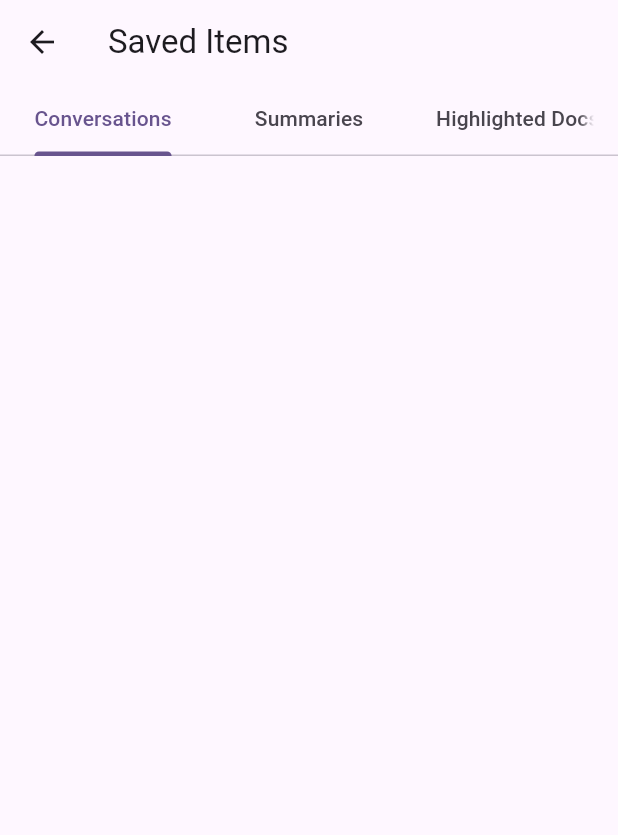
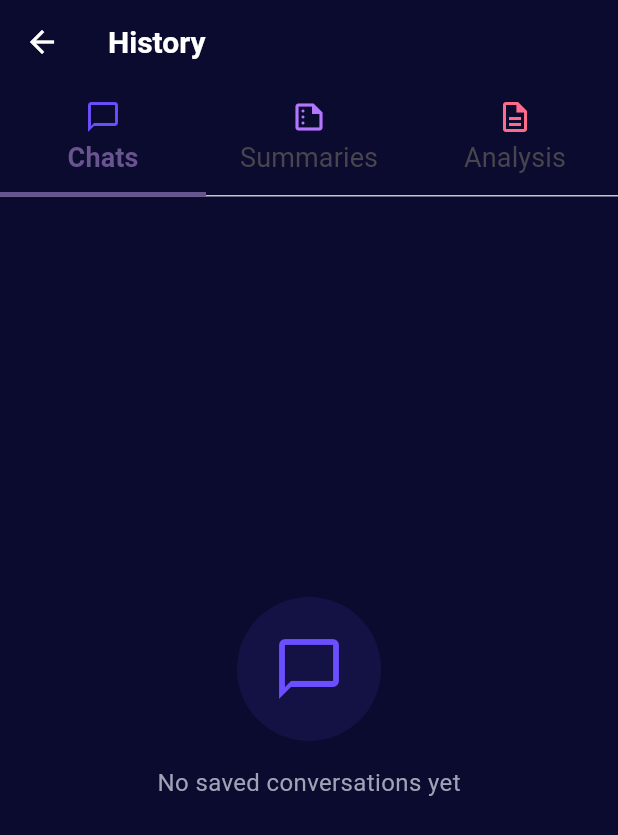
Before and after one commit to anurag-393/lawmate_app, a Flutter app: the SavedItemsScreen screen opened directly, on a phone screen of 412 x 824 dp. Shown: the top 835 px of the screen. Run offline on Flutter 3.47's test engine with Material 3 defaults, Android fonts, the phone set to English and light mode, and no system bars; our stand-ins replace file_picker, flutter_tts, hive, hive_flutter, image_picker, permission_handler and 3 more; missing offline and left inert: flutter_pdfview; accounts and stored records are empty.

Commit message:
updated the saved_item UI

```diff
--- a/lib/screens/home_screen.dart
+++ b/lib/screens/home_screen.dart
@@ -1,6 +1,5 @@
 import 'package:flutter/material.dart';
 import 'package:lawmate_ai_app/core/constants/app_colors.dart';
-import 'package:lawmate_ai_app/core/model/conversation.dart';
 import 'package:lawmate_ai_app/screens/chat/chat_screen.dart';
 import 'package:lawmate_ai_app/screens/highlisht/document_highlight_screeen.dart';
 import 'package:lawmate_ai_app/screens/saved_item_screen.dart';
--- a/lib/screens/saved_item_screen.dart
+++ b/lib/screens/saved_item_screen.dart
@@ -1,18 +1,27 @@
 import 'dart:io';
 
 import 'package:flutter/material.dart';
-import 'package:image_picker/image_picker.dart';
 import 'package:intl/intl.dart';
 import 'package:lawmate_ai_app/core/constants/app_colors.dart';
 import 'package:lawmate_ai_app/core/services/storage_service.dart';
 import 'package:lawmate_ai_app/screens/chat/chat_screen.dart';
 import 'package:lawmate_ai_app/screens/summary/document_summary_history_detail_screen.dart';
-import 'package:lawmate_ai_app/screens/summary/summary_screen.dart';
 import 'package:path_provider/path_provider.dart';
 import 'package:share_plus/share_plus.dart';
 
 class SavedItemsScreen extends StatelessWidget {
   final StorageService _storageService = StorageService();
+
+  // Define category colors
+  static const Color conversationColor = Color(
+    0xFF6B4EFF,
+  ); // Purple for conversations
+  static const Color summaryColor = Color(
+    0xFFB476FF,
+  ); // Lavender for summaries
+  static const Color highlightedDocsColor = Color(
+    0xFFFF6B8A,
+  ); // Pink for highlighted docs
 
   Future<void> _downloadDocument(
     File document,
@@ -48,14 +57,16 @@ class SavedItemsScreen extends StatelessWidget {
           ),
           backgroundColor: Colors.green,
           duration: Duration(seconds: 3),
+          behavior: SnackBarBehavior.floating,
+          shape: RoundedRectangleBorder(
+            borderRadius: BorderRadius.circular(10),
+          ),
           action: SnackBarAction(
             label: 'Share',
             textColor: Colors.white,
             onPressed:
                 () => Share.shareXFiles([
-                  XFile(
-                    filePath,
-                  ), // Convert the string path to an XFile
+                  XFile(filePath),
                 ], text: 'Sharing $fileName'),
           ),
         ),
@@ -65,6 +76,10 @@ class SavedItemsScreen extends StatelessWidget {
         SnackBar(
           content: Text('Error saving document: $e'),
           backgroundColor: AppColors.errorColor,
+          behavior: SnackBarBehavior.floating,
+          shape: RoundedRectangleBorder(
+            borderRadius: BorderRadius.circular(10),
+          ),
         ),
       );
     }
@@ -75,13 +90,54 @@ class SavedItemsScreen extends StatelessWidget {
     return DefaultTabController(
       length: 3,
       child: Scaffold(
+        backgroundColor: AppColors.backgroundColor,
         appBar: AppBar(
-          title: Text('Saved Items'),
+          iconTheme: IconThemeData(
+            color: AppColors.textColor,
+          ),
+          elevation: 0,
+          backgroundColor: AppColors.backgroundColor,
+          title: Text(
+            'History',
+            style: TextStyle(
+              fontWeight: FontWeight.bold,
+              fontSize: 20,
+              color: AppColors.textColor,
+            ),
+          ),
           bottom: TabBar(
+            indicatorSize: TabBarIndicatorSize.tab,
+            indicatorWeight: 3,
+            labelStyle: TextStyle(
+              fontWeight: FontWeight.bold,
+              fontSize: 18,
+            ),
+            unselectedLabelStyle: TextStyle(
+              fontWeight: FontWeight.normal,
+              fontSize: 18,
+            ),
             tabs: [
-              Tab(text: 'Conversations'),
-              Tab(text: 'Summaries'),
-              Tab(text: 'Highlighted Docs'),
+              Tab(
+                icon: Icon(
+                  Icons.chat_bubble_outline,
+                  color: conversationColor,
+                ),
+                text: 'Chats',
+              ),
+              Tab(
+                icon: Icon(
+                  Icons.summarize_outlined,
+                  color: summaryColor,
+                ),
+                text: 'Summaries',
+              ),
+              Tab(
+                icon: Icon(
+                  Icons.description_outlined,
+                  color: highlightedDocsColor,
+                ),
+                text: 'Analysis',
+              ),
             ],
           ),
         ),
@@ -100,17 +156,27 @@ class SavedItemsScreen extends StatelessWidget {
     final conversations =
         _storageService.getAllConversations();
 
+    if (conversations.isEmpty) {
+      return _buildEmptyState(
+        icon: Icons.chat_bubble_outline,
+        message: "No saved conversations yet",
+        color: conversationColor,
+      );
+    }
+
     return ListView.builder(
+      padding: EdgeInsets.all(16),
       itemCount: conversations.length,
       itemBuilder: (context, index) {
         final conversation = conversations[index];
-        return ListTile(
-          title: Text(conversation.documentName),
-          subtitle: Text(
+        return _buildCard(
+          context,
+          title: conversation.documentName,
+          subtitle:
               'Messages: ${conversation.messages.length} • ${_formatDate(conversation.timestamp)}',
-          ),
+          icon: Icons.chat_bubble_outline,
+          color: conversationColor,
           onTap: () {
-            // Navigate to view conversation
             Navigator.push(
               context,
               MaterialPageRoute(
@@ -130,13 +196,25 @@ class SavedItemsScreen extends StatelessWidget {
     final summaries =
         _storageService.getAllDocumentSummaries();
 
+    if (summaries.isEmpty) {
+      return _buildEmptyState(
+        icon: Icons.summarize_outlined,
+        message: "No saved summaries yet",
+        color: summaryColor,
+      );
+    }
+
     return ListView.builder(
+      padding: EdgeInsets.all(16),
       itemCount: summaries.length,
       itemBuilder: (context, index) {
         final summary = summaries[index];
-        return ListTile(
-          title: Text(summary.documentName),
-          subtitle: Text(_formatDate(summary.timestamp)),
+        return _buildCard(
+          context,
+          title: summary.documentName,
+          subtitle: _formatDate(summary.timestamp),
+          icon: Icons.summarize_outlined,
+          color: summaryColor,
           onTap: () {
             Navigator.push(
               context,
@@ -157,15 +235,47 @@ class SavedItemsScreen extends StatelessWidget {
     final documents =
         _storageService.getAllHighlightedDocuments();
 
+    if (documents.isEmpty) {
+      return _buildEmptyState(
+        icon: Icons.description_outlined,
+        message: "No highlighted documents yet",
+        color: highlightedDocsColor,
+      );
+    }
+
     return ListView.builder(
+      padding: EdgeInsets.all(16),
       itemCount: documents.length,
       itemBuilder: (context, index) {
         final document = documents[index];
-        return ListTile(
-          title: Text(document.documentName),
-          subtitle: Text(_formatDate(document.timestamp)),
-          trailing: IconButton(
-            icon: Icon(Icons.download),
+        return _buildCard(
+          context,
+          title: document.documentName,
+          subtitle: _formatDate(document.timestamp),
+          icon: Icons.description_outlined,
+          color: highlightedDocsColor,
+          onTap: () {
+            // Open the document
+          },
+          trailing: Row(
+            mainAxisSize: MainAxisSize.min,
+            children: [
+              IconButton(
+                icon: Icon(
+                  Icons.remove_red_eye_outlined,
+                  color: Colors.white70,
+                ),
+                tooltip: "View document",
+                onPressed: () {
+                  // View document implementation
+                },
+              ),
+              IconButton(
+                icon: Icon(
+                  Icons.download_outlined,
+                  color: Colors.white70,
+                ),
+                tooltip: "Download document",
                 onPressed: () {
                   // Create a File object from the stored path
                   final File documentFile = File(
@@ -174,11 +284,110 @@ class SavedItemsScreen extends StatelessWidget {
                   _downloadDocument(documentFile, context);
                 },
               ),
-          onTap: () {
-            // Open the document
+            ],
+          ),
+        );
       },
     );
-      },
+  }
+
+  Widget _buildCard(
+    BuildContext context, {
+    required String title,
+    required String subtitle,
+    required IconData icon,
+    required Color color,
+    required VoidCallback onTap,
+    Widget? trailing,
+  }) {
+    return Card(
+      color: AppColors.surfaceColor,
+      elevation: 0,
+      margin: EdgeInsets.only(bottom: 12),
+      shape: RoundedRectangleBorder(
+        borderRadius: BorderRadius.circular(16),
+        side: BorderSide(
+          color: color.withOpacity(0.3),
+          width: 1,
+        ),
+      ),
+      child: InkWell(
+        onTap: onTap,
+        borderRadius: BorderRadius.circular(16),
+        child: Padding(
+          padding: EdgeInsets.all(16),
+          child: Row(
+            children: [
+              Container(
+                padding: EdgeInsets.all(12),
+
+                decoration: BoxDecoration(
+                  color: color.withOpacity(0.1),
+                  borderRadius: BorderRadius.circular(12),
+                ),
+                child: Icon(icon, color: color),
+              ),
+              SizedBox(width: 16),
+              Expanded(
+                child: Column(
+                  crossAxisAlignment:
+                      CrossAxisAlignment.start,
+                  children: [
+                    Text(
+                      title,
+                      style: TextStyle(
+                        fontWeight: FontWeight.bold,
+                        fontSize: 16,
+                        color: AppColors.descriptiveText,
+                      ),
+                    ),
+                    SizedBox(height: 4),
+                    Text(
+                      subtitle,
+                      style: TextStyle(
+                        color: AppColors.secondaryTextColor,
+                        fontSize: 14,
+                      ),
+                    ),
+                  ],
+                ),
+              ),
+              if (trailing != null) trailing,
+            ],
+          ),
+        ),
+      ),
+    );
+  }
+
+  Widget _buildEmptyState({
+    required IconData icon,
+    required String message,
+    required Color color,
+  }) {
+    return Center(
+      child: Column(
+        mainAxisAlignment: MainAxisAlignment.center,
+        children: [
+          Container(
+            padding: EdgeInsets.all(24),
+            decoration: BoxDecoration(
+              color: color.withOpacity(0.1),
+              shape: BoxShape.circle,
+            ),
+            child: Icon(icon, size: 48, color: color),
+          ),
+          SizedBox(height: 16),
+          Text(
+            message,
+            style: TextStyle(
+              fontSize: 16,
+              color: AppColors.secondaryTextColor,
+            ),
+          ),
+          SizedBox(height: 24),
+        ],
+      ),
     );
   }
 
```
Lines whose indentation alone changed are shown as unchanged.
